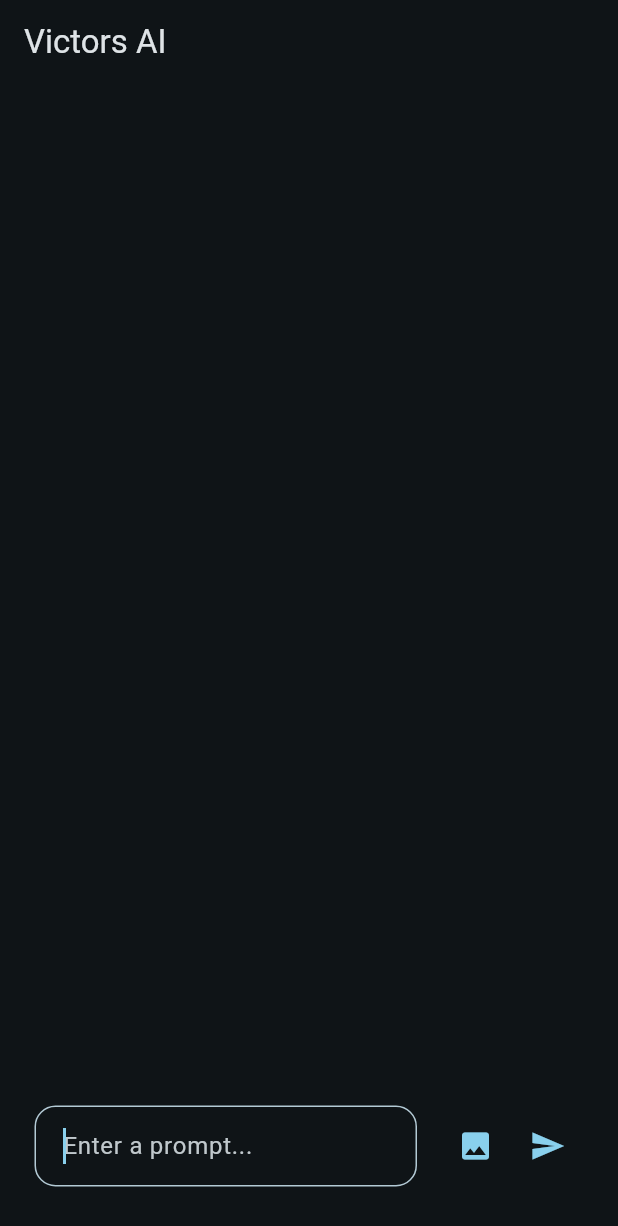
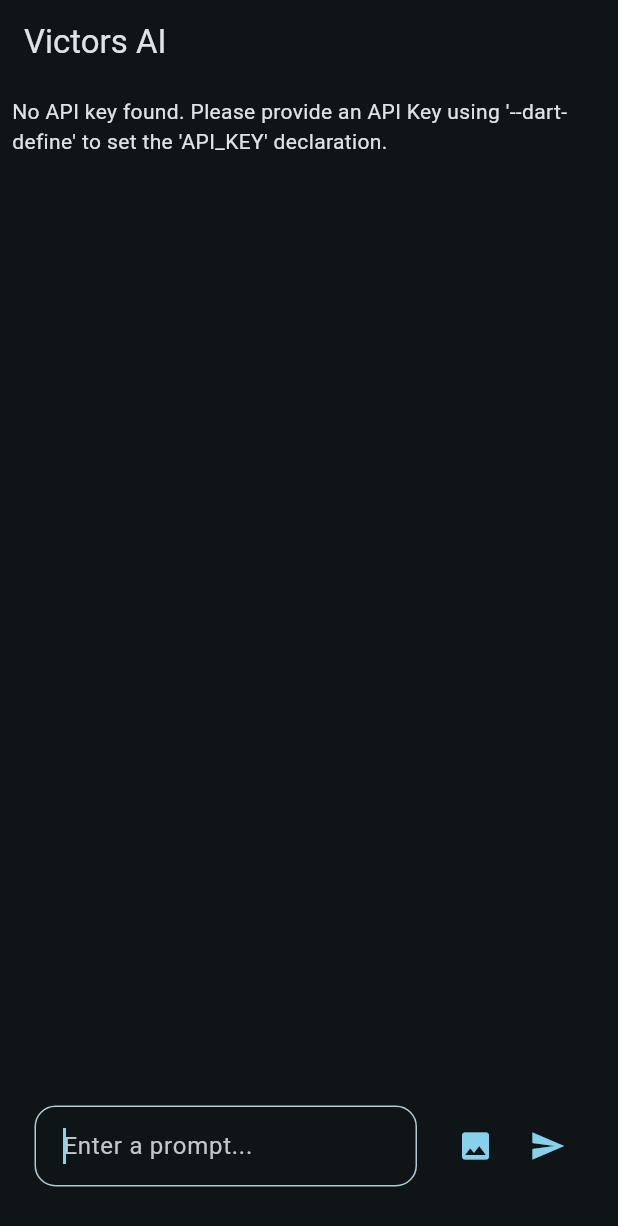
Before and after one commit to VictorKimathi/Flutter_chatbot, a Flutter app: the screen it shows after launch, on a phone screen of 412 x 824 dp. Shown: the top 1226 px of the screen. Run offline on Flutter 3.47's test engine with Material 3 defaults, Android fonts, the phone set to English and light mode, and no system bars; our stand-ins replace flutter_markdown, google_generative_ai.

Commit message:
creating a chatbot using flutter

```diff
--- a/lib/main.dart
+++ b/lib/main.dart
@@ -1,16 +1,4 @@
-// Copyright 2024 Google LLC
-//
-// Licensed under the Apache License, Version 2.0 (the "License");
-// you may not use this file except in compliance with the License.
-// You may obtain a copy of the License at
-//
-//     http://www.apache.org/licenses/LICENSE-2.0
-//
-// Unless required by applicable law or agreed to in writing, software
-// distributed under the License is distributed on an "AS IS" BASIS,
-// WITHOUT WARRANTIES OR CONDITIONS OF ANY KIND, either express or implied.
-// See the License for the specific language governing permissions and
-// limitations under the License.
+
 
 import 'package:flutter/material.dart';
 import 'package:flutter/services.dart';
@@ -21,8 +9,8 @@ import 'package:google_generative_ai/google_generative_ai.dart';
 ///
 /// To learn how to generate and specify this key,
 /// check out the README file of this sample.
-// const String _apiKey = String.fromEnvironment('API_KEY');
-const String _apiKey = "AIzaSyB88Y5ctTPAqV0-Omf8ly0pHxHbudtwgQQ";
+const String _apiKey = String.fromEnvironment('API_KEY');
+// const String _apiKey = "AIzaSyB88Y5ctTPAqV0-Omf8ly0pHxHbudtwgQQ";
 
 void main() {
 
```
Also changed, not shown: 1 other file.
